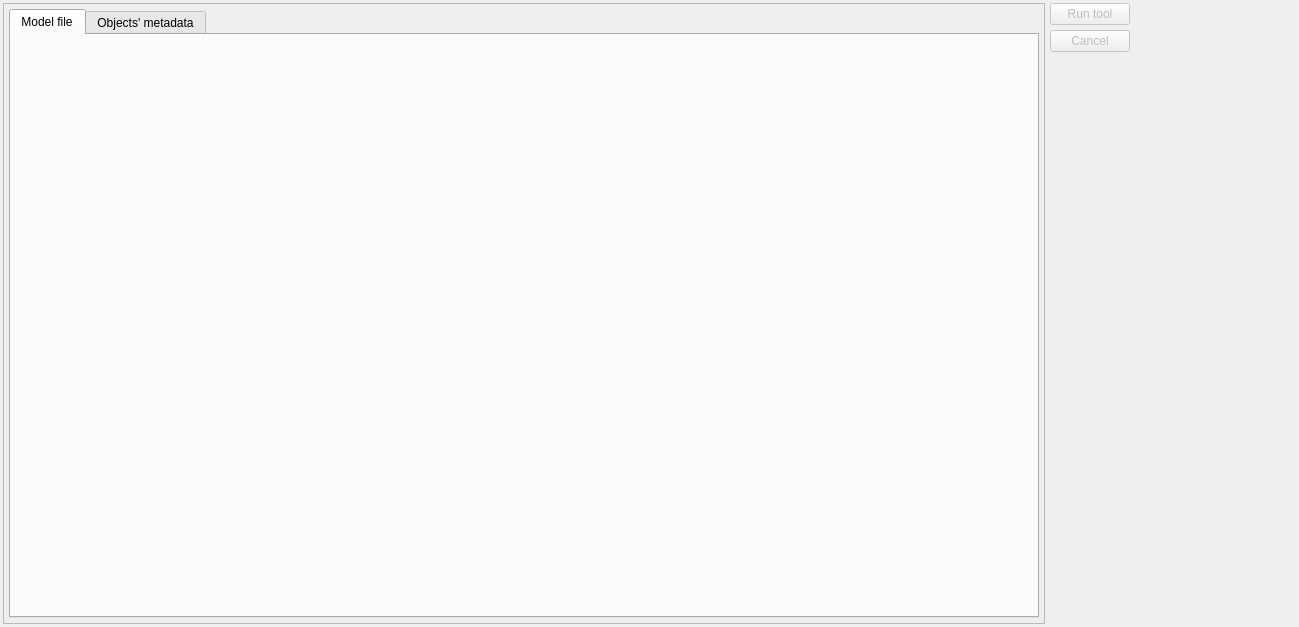
Old version of the form libs/libgui/ui/tools/fixtoolswidget.ui in the repository arichiardi/pgmodeler.
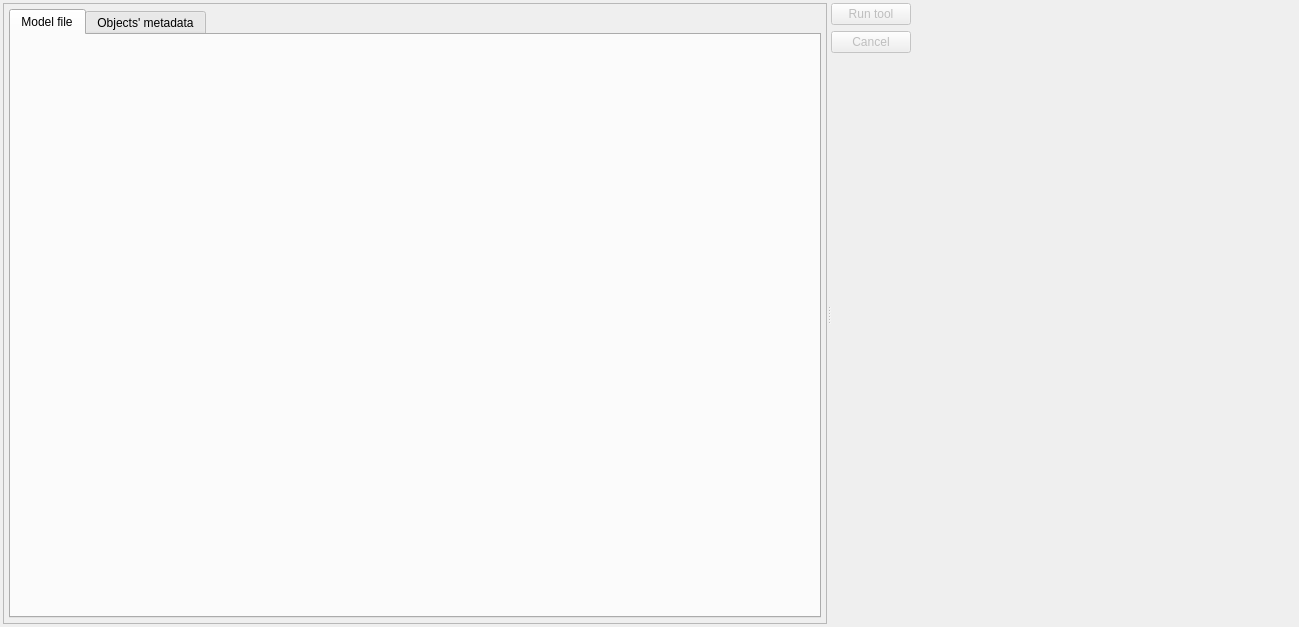
New version of the form. Icons and pictures are not drawn.

Commit message:
Allowing tool/config widgets to be resized via splitter
Refactored the ui-style.conf to remove duplicate styles

What changed in the file:
```diff
--- a/libs/libgui/ui/tools/fixtoolswidget.ui
+++ b/libs/libgui/ui/tools/fixtoolswidget.ui
@@ -43,6 +43,13 @@
     <number>3</number>
    </property>
    <item>
+    <widget class="QSplitter" name="h_splitter">
+     <property name="orientation">
+      <enum>Qt::Orientation::Horizontal</enum>
+     </property>
+     <property name="childrenCollapsible">
+      <bool>false</bool>
+     </property>
     <widget class="QFrame" name="bg_frame">
      <property name="frameShape">
       <enum>QFrame::Shape::StyledPanel</enum>
@@ -71,18 +78,6 @@
           <verstretch>0</verstretch>
          </sizepolicy>
         </property>
-        <property name="minimumSize">
-         <size>
-          <width>1030</width>
-          <height>0</height>
-         </size>
-        </property>
-        <property name="maximumSize">
-         <size>
-          <width>1030</width>
-          <height>16777215</height>
-         </size>
-        </property>
         <property name="layoutDirection">
          <enum>Qt::LayoutDirection::LeftToRight</enum>
         </property>
@@ -111,48 +106,24 @@
       </item>
      </layout>
     </widget>
-   </item>
-   <item>
-    <layout class="QVBoxLayout" name="verticalLayout_7">
-     <item>
-      <widget class="QPushButton" name="run_tool_btn">
-       <property name="enabled">
-        <bool>false</bool>
+     <widget class="QWidget" name="act_btns_wgt" native="true">
+      <layout class="QGridLayout" name="gridLayout">
+       <property name="leftMargin">
+        <number>0</number>
        </property>
-       <property name="sizePolicy">
-        <sizepolicy hsizetype="Preferred" vsizetype="Preferred">
-         <horstretch>0</horstretch>
-         <verstretch>0</verstretch>
-        </sizepolicy>
+       <property name="topMargin">
+        <number>0</number>
        </property>
-       <property name="maximumSize">
-        <size>
-         <width>16777215</width>
-         <height>16777215</height>
-        </size>
+       <property name="rightMargin">
+        <number>0</number>
        </property>
-       <property name="text">
-        <string>Run tool</string>
+       <property name="bottomMargin">
+        <number>0</number>
        </property>
-       <property name="icon">
-        <iconset resource="../../res/resources.qrc">
-         <normaloff>:/icons/icons/run.png</normaloff>:/icons/icons/run.png</iconset>
+       <property name="horizontalSpacing">
+        <number>5</number>
        </property>
-       <property name="iconSize">
-        <size>
-         <width>28</width>
-         <height>28</height>
-        </size>
-       </property>
-       <property name="default">
-        <bool>true</bool>
-       </property>
-       <property name="flat">
-        <bool>false</bool>
-       </property>
-      </widget>
-     </item>
-     <item>
+       <item row="1" column="0">
       <widget class="QPushButton" name="cancel_btn">
        <property name="enabled">
         <bool>false</bool>
@@ -178,7 +149,7 @@
        </property>
       </widget>
      </item>
-     <item>
+       <item row="3" column="0">
       <spacer name="verticalSpacer">
        <property name="orientation">
         <enum>Qt::Orientation::Vertical</enum>
@@ -191,9 +162,45 @@
        </property>
       </spacer>
      </item>
-    </layout>
-   </item>
-   <item>
+       <item row="0" column="0">
+        <widget class="QPushButton" name="run_tool_btn">
+         <property name="enabled">
+          <bool>false</bool>
+         </property>
+         <property name="sizePolicy">
+          <sizepolicy hsizetype="Preferred" vsizetype="Preferred">
+           <horstretch>0</horstretch>
+           <verstretch>0</verstretch>
+          </sizepolicy>
+         </property>
+         <property name="maximumSize">
+          <size>
+           <width>16777215</width>
+           <height>16777215</height>
+          </size>
+         </property>
+         <property name="text">
+          <string>Run tool</string>
+         </property>
+         <property name="icon">
+          <iconset resource="../../res/resources.qrc">
+           <normaloff>:/icons/icons/run.png</normaloff>:/icons/icons/run.png</iconset>
+         </property>
+         <property name="iconSize">
+          <size>
+           <width>28</width>
+           <height>28</height>
+          </size>
+         </property>
+         <property name="default">
+          <bool>true</bool>
+         </property>
+         <property name="flat">
+          <bool>false</bool>
+         </property>
+        </widget>
+       </item>
+       <item row="0" column="1" rowspan="4">
     <spacer name="horizontalSpacer">
      <property name="orientation">
       <enum>Qt::Orientation::Horizontal</enum>
@@ -205,6 +212,10 @@
       </size>
      </property>
     </spacer>
+       </item>
+      </layout>
+     </widget>
+    </widget>
    </item>
   </layout>
  </widget>
```
Lines whose indentation alone changed are shown as unchanged. The commit also changes 8 other files.
